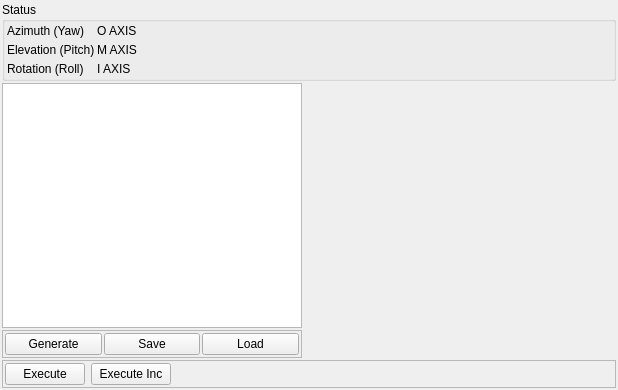
The window that utils/tablecontrol/rotaryTableControlWidget.ui (NickPenkrat/corecvs) describes before a commit, drawn with Qt 5.
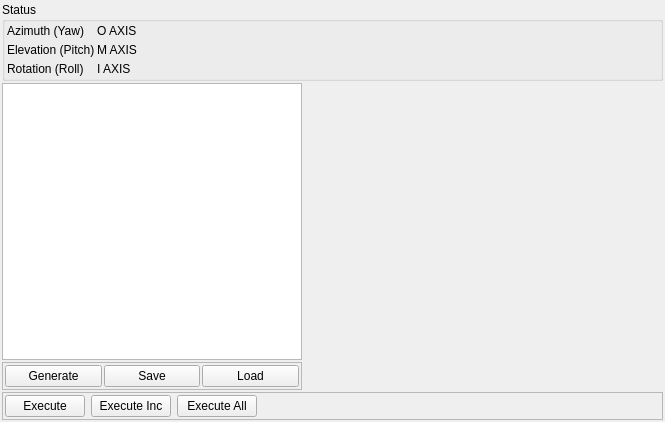
The same window after the commit. Icons and pictures are not drawn. Custom widgets are drawn as their Qt base class.

Commit message: improved positions plan presentation in values; new button executeAll() that generates scripts for the table

Patch:
```diff
--- a/utils/tablecontrol/rotaryTableControlWidget.ui
+++ b/utils/tablecontrol/rotaryTableControlWidget.ui
@@ -6,8 +6,8 @@
    <rect>
     <x>0</x>
     <y>0</y>
-    <width>618</width>
-    <height>390</height>
+    <width>665</width>
+    <height>422</height>
    </rect>
   </property>
   <property name="windowTitle">
@@ -74,12 +74,6 @@
       </property>
       <item>
        <widget class="QPushButton" name="executePushButton">
-        <property name="sizePolicy">
-         <sizepolicy hsizetype="Fixed" vsizetype="Preferred">
-          <horstretch>0</horstretch>
-          <verstretch>0</verstretch>
-         </sizepolicy>
-        </property>
         <property name="text">
          <string>Execute</string>
         </property>
@@ -91,12 +85,6 @@
       </item>
       <item>
        <widget class="QPushButton" name="executeIncPushButton">
-        <property name="sizePolicy">
-         <sizepolicy hsizetype="Fixed" vsizetype="Preferred">
-          <horstretch>0</horstretch>
-          <verstretch>0</verstretch>
-         </sizepolicy>
-        </property>
         <property name="text">
          <string>Execute Inc</string>
         </property>
@@ -106,6 +94,17 @@
         </property>
        </widget>
       </item>
+      <item>
+       <widget class="QPushButton" name="executeAllPushButton">
+        <property name="text">
+         <string>Execute All</string>
+        </property>
+        <property name="icon">
+         <iconset resource="../../resources/main.qrc">
+          <normaloff>:/new/prefix1/play.png</normaloff>:/new/prefix1/play.png</iconset>
+        </property>
+       </widget>
+      </item>
       <item>
        <spacer name="horizontalSpacer">
         <property name="orientation">
```
The commit also changes 5 other files.
